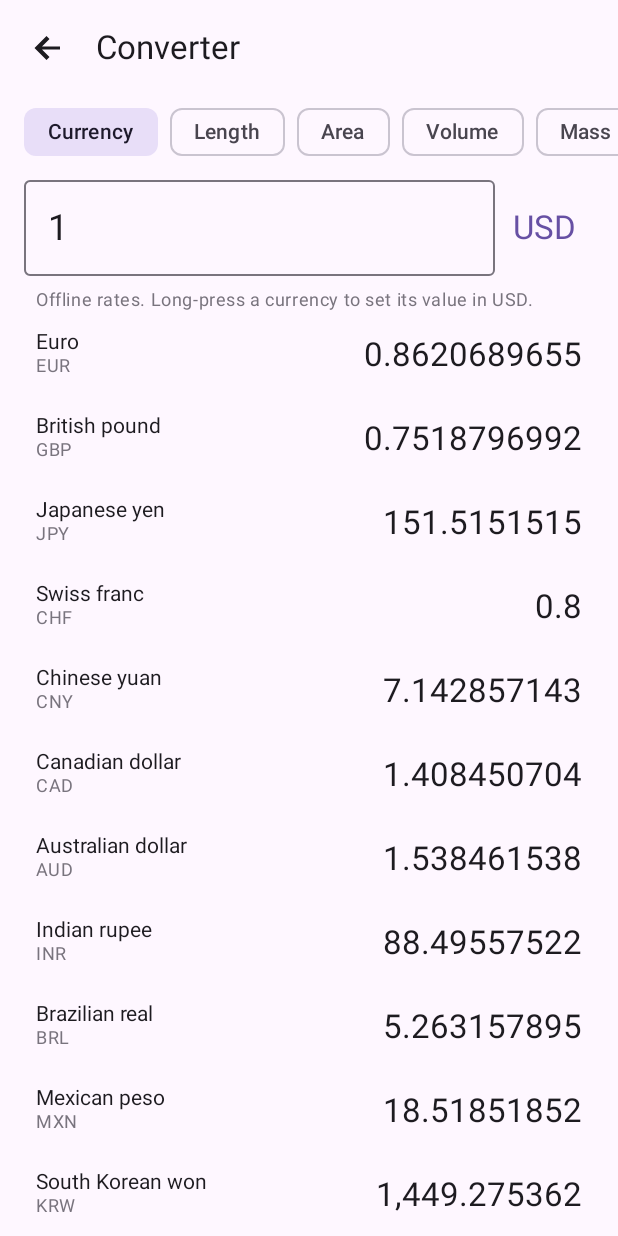
After one commit to tn3w/nacre-apps, an Android app built with Jetpack Compose: the composable ConverterScreen shown on its own in the app's theme, on a phone screen of 412 x 824 dp. The commit adds this screen. Run offline under Robolectric (Android 15) with nearby library versions, the phone set to English and light mode, and no system bars; 1 statement that could not run was skipped.

Commit message:
Add unit converter with offline currency and crypto rates

```diff
--- /dev/null
+++ b/apps/calculator/src/main/kotlin/org/nacre/calculator/ConverterScreen.kt
@@ -0,0 +1,222 @@
+package org.nacre.calculator
+
+import androidx.compose.foundation.ExperimentalFoundationApi
+import androidx.compose.foundation.combinedClickable
+import androidx.compose.foundation.horizontalScroll
+import androidx.compose.foundation.layout.Arrangement
+import androidx.compose.foundation.layout.Box
+import androidx.compose.foundation.layout.Column
+import androidx.compose.foundation.layout.Row
+import androidx.compose.foundation.layout.fillMaxWidth
+import androidx.compose.foundation.layout.imePadding
+import androidx.compose.foundation.layout.padding
+import androidx.compose.foundation.lazy.LazyColumn
+import androidx.compose.foundation.lazy.items
+import androidx.compose.foundation.rememberScrollState
+import androidx.compose.foundation.text.KeyboardOptions
+import androidx.compose.material3.AlertDialog
+import androidx.compose.material3.DropdownMenu
+import androidx.compose.material3.DropdownMenuItem
+import androidx.compose.material3.FilterChip
+import androidx.compose.material3.MaterialTheme
+import androidx.compose.material3.OutlinedTextField
+import androidx.compose.material3.Text
+import androidx.compose.material3.TextButton
+import androidx.compose.runtime.Composable
+import androidx.compose.runtime.LaunchedEffect
+import androidx.compose.runtime.collectAsState
+import androidx.compose.runtime.getValue
+import androidx.compose.runtime.mutableStateOf
+import androidx.compose.runtime.remember
+import androidx.compose.runtime.saveable.rememberSaveable
+import androidx.compose.runtime.setValue
+import androidx.compose.ui.Alignment
+import androidx.compose.ui.Modifier
+import androidx.compose.ui.focus.FocusRequester
+import androidx.compose.ui.focus.focusRequester
+import androidx.compose.ui.text.TextRange
+import androidx.compose.ui.text.input.KeyboardType
+import androidx.compose.ui.text.input.TextFieldValue
+import androidx.compose.ui.unit.dp
+import androidx.compose.ui.unit.sp
+import java.math.BigDecimal
+
+@Composable
+fun ConverterScreen(onBack: () -> Unit) {
+    val rates by Store.rates.collectAsState()
+    var category by rememberSaveable {
+        mutableStateOf(
+            Category.entries.find { it.name == Store.setting("category") }
+                ?: Category.Currency
+        )
+    }
+    val units = if (category == Category.Currency) currencies(rates) else category.units
+    var symbol by rememberSaveable(category) {
+        mutableStateOf(Store.setting("unit.${category.name}") ?: units.first().symbol)
+    }
+    var input by rememberSaveable { mutableStateOf(Store.setting("input") ?: "1") }
+    var editing by remember { mutableStateOf<Measure?>(null) }
+    val source = units.find { it.symbol == symbol } ?: units.first()
+    val base = runCatching { source.toBase(evaluate(normalize(input))) }.getOrNull()
+
+    fun select(unit: Measure, value: String) {
+        symbol = unit.symbol
+        input = value
+        Store.putSetting("unit.${category.name}", unit.symbol)
+        Store.putSetting("input", value)
+    }
+
+    Page("Converter", onBack) {
+        Row(
+            Modifier.horizontalScroll(rememberScrollState()).padding(horizontal = 16.dp),
+            Arrangement.spacedBy(8.dp)
+        ) {
+            Category.entries.forEach {
+                FilterChip(
+                    selected = it == category,
+                    onClick = {
+                        category = it
+                        Store.putSetting("category", it.name)
+                    },
+                    label = { Text(it.title) }
+                )
+            }
+        }
+        Row(
+            Modifier.padding(16.dp, 8.dp),
+            verticalAlignment = Alignment.CenterVertically
+        ) {
+            OutlinedTextField(
+                input,
+                { select(source, it) },
+                Modifier.weight(1f),
+                textStyle = MaterialTheme.typography.headlineSmall,
+                singleLine = true,
+                isError = base == null && input.isNotBlank(),
+                keyboardOptions = KeyboardOptions(keyboardType = KeyboardType.Decimal)
+            )
+            UnitPicker(units, source) { select(it, input) }
+        }
+        if (category == Category.Currency) {
+            Text(
+                "Offline rates. Long-press a currency to set its value in USD.",
+                Modifier.padding(horizontal = 24.dp),
+                MaterialTheme.colorScheme.outline,
+                style = MaterialTheme.typography.bodySmall
+            )
+        }
+        LazyColumn(Modifier.imePadding()) {
+            items(units.filter { it !== source }, key = { it.symbol }) { unit ->
+                val value = base?.let { format(unit.fromBase(it), digits = 10) }
+                UnitRow(
+                    unit,
+                    value,
+                    onClick = { value?.let { select(unit, it.replace('−', '-')) } },
+                    onLongClick = { if (unit.rate != null) editing = unit }
+                )
+            }
+        }
+    }
+
+    editing?.let { unit -> RateDialog(unit) { editing = null } }
+}
+
+@OptIn(ExperimentalFoundationApi::class)
+@Composable
+private fun UnitRow(
+    unit: Measure,
+    value: String?,
+    onClick: () -> Unit,
+    onLongClick: () -> Unit
+) {
+    Row(
+        Modifier.fillMaxWidth().combinedClickable(
+            onLongClick = onLongClick,
+            onClick = onClick
+        )
+            .padding(24.dp, 12.dp),
+        verticalAlignment = Alignment.CenterVertically
+    ) {
+        Column(Modifier.weight(1f)) {
+            Text(unit.name)
+            Text(
+                unit.symbol,
+                color = MaterialTheme.colorScheme.outline,
+                style = MaterialTheme.typography.bodySmall
+            )
+        }
+        Text(value?.let(::display).orEmpty(), fontSize = 22.sp)
+    }
+}
+
+@Composable
+private fun UnitPicker(
+    units: List<Measure>,
+    selected: Measure,
+    onSelect: (Measure) -> Unit
+) {
+    var open by remember { mutableStateOf(false) }
+    Box {
+        TextButton(onClick = { open = true }) {
+            Text(selected.symbol, style = MaterialTheme.typography.titleLarge)
+        }
+        DropdownMenu(open, { open = false }) {
+            units.forEach {
+                DropdownMenuItem(
+                    text = { Text("${it.symbol}  ·  ${it.name}") },
+                    onClick = {
+                        onSelect(it)
+                        open = false
+                    }
+                )
+            }
+        }
+    }
+}
+
+@Composable
+private fun RateDialog(unit: Measure, onDismiss: () -> Unit) {
+    val code = unit.rate ?: return
+    var field by remember {
+        val text = unit.factor.stripTrailingZeros().toPlainString()
+        mutableStateOf(TextFieldValue(text, TextRange(0, text.length)))
+    }
+    val focus = remember { FocusRequester() }
+    LaunchedEffect(Unit) { focus.requestFocus() }
+    val rate = field.text.replace(',', '.').toBigDecimalOrNull()?.takeIf {
+        it >
+            BigDecimal.ZERO
+    }
+    AlertDialog(
+        onDismissRequest = onDismiss,
+        title = { Text("1 $code in USD") },
+        text = {
+            OutlinedTextField(
+                field,
+                { field = it },
+                Modifier.focusRequester(focus),
+                singleLine = true,
+                isError = rate == null,
+                keyboardOptions = KeyboardOptions(keyboardType = KeyboardType.Decimal)
+            )
+        },
+        confirmButton = {
+            TextButton(
+                onClick = {
+                    Store.setRate(code, rate?.toPlainString())
+                    onDismiss()
+                },
+                enabled = rate != null
+            ) { Text("Save") }
+        },
+        dismissButton = {
+            TextButton(onClick = {
+                Store.setRate(code, null)
+                onDismiss()
+            }) { Text("Reset") }
+        }
+    )
+}
+
+private fun normalize(input: String) = input.filterNot(Char::isWhitespace)
+    .replace(',', '.').replace('-', '−').replace('*', '×').replace('/', '÷')
--- a/apps/calculator/src/main/kotlin/org/nacre/calculator/Evaluator.kt
+++ b/apps/calculator/src/main/kotlin/org/nacre/calculator/Evaluator.kt
@@ -174,8 +174,8 @@ private class Evaluator(private val text: String, private val degrees: Boolean)
         throw CalculationException(message)
 }
 
-fun format(value: BigDecimal): String {
-    val rounded = value.round(MathContext(16)).stripTrailingZeros()
+fun format(value: BigDecimal, digits: Int = 16): String {
+    val rounded = value.round(MathContext(digits)).stripTrailingZeros()
     if (rounded.signum() == 0) return "0"
     val exponent = rounded.precision() - rounded.scale() - 1
     val text = if (exponent in -6..15) {
--- a/apps/calculator/src/main/kotlin/org/nacre/calculator/MainActivity.kt
+++ b/apps/calculator/src/main/kotlin/org/nacre/calculator/MainActivity.kt
@@ -15,7 +15,7 @@ import androidx.compose.runtime.mutableStateOf
 import androidx.compose.ui.res.painterResource
 import org.nacre.core.NacreTheme
 
-enum class Page { Calculator, History }
+enum class Page { Calculator, History, Converter }
 
 class MainActivity : ComponentActivity() {
     private val page = mutableStateOf(Page.Calculator)
@@ -79,8 +79,13 @@ fun CalculatorApp(page: MutableState<Page>) {
             IconButton(onClick = { page.value = Page.History }) {
                 Icon(painterResource(R.drawable.ic_history), "History")
             }
+            IconButton(onClick = { page.value = Page.Converter }) {
+                Icon(painterResource(R.drawable.ic_convert), "Converter")
+            }
         }
 
         Page.History -> HistoryScreen(back)
+
+        Page.Converter -> ConverterScreen(back)
     }
 }
--- a/apps/calculator/src/main/kotlin/org/nacre/calculator/Store.kt
+++ b/apps/calculator/src/main/kotlin/org/nacre/calculator/Store.kt
@@ -32,6 +32,7 @@ object Store {
     val scientific = MutableStateFlow(false)
     val degrees = MutableStateFlow(false)
     val history = MutableStateFlow(emptyList<Entry>())
+    val rates = MutableStateFlow(emptyMap<String, String>())
 
     fun init(context: Context) {
         val storage = context.createDeviceProtectedStorageContext()
@@ -43,6 +44,9 @@ object Store {
         scientific.value = preferences.getBoolean("scientific", false)
         degrees.value = preferences.getBoolean("degrees", false)
         history.value = readHistory()
+        val stored = runCatching { JSONObject(preferences.getString("rates", "{}")!!) }
+            .getOrDefault(JSONObject())
+        rates.value = stored.keys().asSequence().associateWith { stored.getString(it) }
     }
 
     fun setScientific(value: Boolean) {
@@ -121,6 +125,17 @@ object Store {
         } ?: return false
         press(key)
         return true
+    }
+
+    fun setRate(code: String, usd: String?) {
+        rates.value = if (usd == null) rates.value - code else rates.value + (code to usd)
+        preferences.edit { putString("rates", JSONObject(rates.value).toString()) }
+    }
+
+    fun setting(key: String) = preferences.getString(key, null)
+
+    fun putSetting(key: String, value: String) = preferences.edit {
+        putString(key, value)
     }
 
     fun clearHistory() = saveHistory(emptyList())
--- /dev/null
+++ b/apps/calculator/src/main/kotlin/org/nacre/calculator/Units.kt
@@ -0,0 +1,179 @@
+package org.nacre.calculator
+
+import java.math.BigDecimal
+import java.math.MathContext
+
+private val precision = MathContext.DECIMAL128
+
+class Measure(
+    val symbol: String,
+    val name: String,
+    val factor: BigDecimal,
+    val offset: BigDecimal = BigDecimal.ZERO,
+    val rate: String? = null
+) {
+    fun toBase(value: BigDecimal): BigDecimal =
+        value.add(offset).multiply(factor, precision)
+
+    fun fromBase(value: BigDecimal): BigDecimal =
+        value.divide(factor, precision).subtract(offset, precision)
+}
+
+private fun unit(symbol: String, name: String, factor: String) =
+    Measure(symbol, name, BigDecimal(factor))
+
+private fun fraction(numerator: String, denominator: String) =
+    BigDecimal(numerator).divide(BigDecimal(denominator), precision)
+
+class Coin(val code: String, val name: String, val usd: String)
+
+val COINS = listOf(
+    Coin("USD", "US dollar", "1"),
+    Coin("EUR", "Euro", "1.16"),
+    Coin("GBP", "British pound", "1.33"),
+    Coin("JPY", "Japanese yen", "0.0066"),
+    Coin("CHF", "Swiss franc", "1.25"),
+    Coin("CNY", "Chinese yuan", "0.14"),
+    Coin("CAD", "Canadian dollar", "0.71"),
+    Coin("AUD", "Australian dollar", "0.65"),
+    Coin("INR", "Indian rupee", "0.0113"),
+    Coin("BRL", "Brazilian real", "0.19"),
+    Coin("MXN", "Mexican peso", "0.054"),
+    Coin("KRW", "South Korean won", "0.00069"),
+    Coin("SEK", "Swedish krona", "0.105"),
+    Coin("NOK", "Norwegian krone", "0.099"),
+    Coin("DKK", "Danish krone", "0.155"),
+    Coin("PLN", "Polish złoty", "0.27"),
+    Coin("CZK", "Czech koruna", "0.048"),
+    Coin("TRY", "Turkish lira", "0.024"),
+    Coin("ZAR", "South African rand", "0.057"),
+    Coin("BTC", "Bitcoin", "90000"),
+    Coin("ETH", "Ether", "3000"),
+    Coin("XMR", "Monero", "350"),
+    Coin("LTC", "Litecoin", "90"),
+    Coin("SOL", "Solana", "140")
+)
+
+private val CRYPTO_UNITS = mapOf(
+    "BTC" to listOf(
+        Triple("mBTC", "Millibitcoin", "0.001"),
+        Triple("bits", "Microbitcoin", "0.000001"),
+        Triple("sat", "Satoshi", "0.00000001")
+    ),
+    "ETH" to listOf(
+        Triple("gwei", "Gwei", "0.000000001"),
+        Triple("wei", "Wei", "0.000000000000000001")
+    ),
+    "XMR" to listOf(Triple("piconero", "Piconero", "0.000000000001")),
+    "LTC" to listOf(Triple("litoshi", "Litoshi", "0.00000001")),
+    "SOL" to listOf(Triple("lamport", "Lamport", "0.000000001"))
+)
+
+fun currencies(rates: Map<String, String>): List<Measure> = COINS.flatMap { coin ->
+    val usd = rates[coin.code]?.toBigDecimalOrNull() ?: BigDecimal(coin.usd)
+    val main = Measure(coin.code, coin.name, usd, rate = coin.code)
+    val parts = CRYPTO_UNITS[coin.code].orEmpty().map { (symbol, name, share) ->
+        Measure(symbol, name, usd.multiply(BigDecimal(share), precision))
+    }
+    listOf(main) + parts
+}
+
+enum class Category(val title: String, val units: List<Measure>) {
+    Currency("Currency", emptyList()),
+    Length(
+        "Length",
+        listOf(
+            unit("mm", "Millimeter", "0.001"),
+            unit("cm", "Centimeter", "0.01"),
+            unit("m", "Meter", "1"),
+            unit("km", "Kilometer", "1000"),
+            unit("in", "Inch", "0.0254"),
+            unit("ft", "Foot", "0.3048"),
+            unit("yd", "Yard", "0.9144"),
+            unit("mi", "Mile", "1609.344"),
+            unit("nmi", "Nautical mile", "1852")
+        )
+    ),
+    Area(
+        "Area",
+        listOf(
+            unit("cm²", "Square centimeter", "0.0001"),
+            unit("m²", "Square meter", "1"),
+            unit("ha", "Hectare", "10000"),
+            unit("km²", "Square kilometer", "1000000"),
+            unit("ft²", "Square foot", "0.09290304"),
+            unit("ac", "Acre", "4046.8564224"),
+            unit("mi²", "Square mile", "2589988.110336")
+        )
+    ),
+    Volume(
+        "Volume",
+        listOf(
+            unit("mL", "Milliliter", "0.001"),
+            unit("L", "Liter", "1"),
+            unit("m³", "Cubic meter", "1000"),
+            unit("tsp", "Teaspoon (US)", "0.00492892159375"),
+            unit("tbsp", "Tablespoon (US)", "0.01478676478125"),
+            unit("fl oz", "Fluid ounce (US)", "0.0295735295625"),
+            unit("cup", "Cup (US)", "0.2365882365"),
+            unit("gal", "Gallon (US)", "3.785411784"),
+            unit("gal UK", "Gallon (UK)", "4.54609")
+        )
+    ),
+    Mass(
+        "Mass",
+        listOf(
+            unit("mg", "Milligram", "0.000001"),
+            unit("g", "Gram", "0.001"),
+            unit("kg", "Kilogram", "1"),
+            unit("t", "Tonne", "1000"),
+            unit("oz", "Ounce", "0.028349523125"),
+            unit("lb", "Pound", "0.45359237"),
+            unit("st", "Stone", "6.35029318")
+        )
+    ),
+    Temperature(
+        "Temperature",
+        listOf(
+            Measure("°C", "Celsius", BigDecimal.ONE, BigDecimal("273.15")),
+            Measure("°F", "Fahrenheit", fraction("5", "9"), BigDecimal("459.67")),
+            Measure("K", "Kelvin", BigDecimal.ONE)
+        )
+    ),
+    Speed(
+        "Speed",
+        listOf(
+            unit("m/s", "Meter per second", "1"),
+            Measure("km/h", "Kilometer per hour", fraction("1000", "3600")),
+            Measure("mph", "Mile per hour", fraction("1609.344", "3600")),
+            Measure("kn", "Knot", fraction("1852", "3600"))
+        )
+    ),
+    Time(
+        "Time",
+        listOf(
+            unit("ms", "Millisecond", "0.001"),
+            unit("s", "Second", "1"),
+            unit("min", "Minute", "60"),
+            unit("h", "Hour", "3600"),
+            unit("d", "Day", "86400"),
+            unit("wk", "Week", "604800"),
+            unit("yr", "Year", "31556952")
+        )
+    ),
+    Data(
+        "Data",
+        listOf(
+            unit("bit", "Bit", "0.125"),
+            unit("B", "Byte", "1"),
+            unit("kB", "Kilobyte", "1000"),
+            unit("MB", "Megabyte", "1000000"),
+            unit("GB", "Gigabyte", "1000000000"),
+            unit("TB", "Terabyte", "1000000000000"),
+            unit("KiB", "Kibibyte", "1024"),
+            unit("MiB", "Mebibyte", "1048576"),
+            unit("GiB", "Gibibyte", "1073741824"),
+            unit("TiB", "Tebibyte", "1099511627776")
+        )
+    )
+}
```
